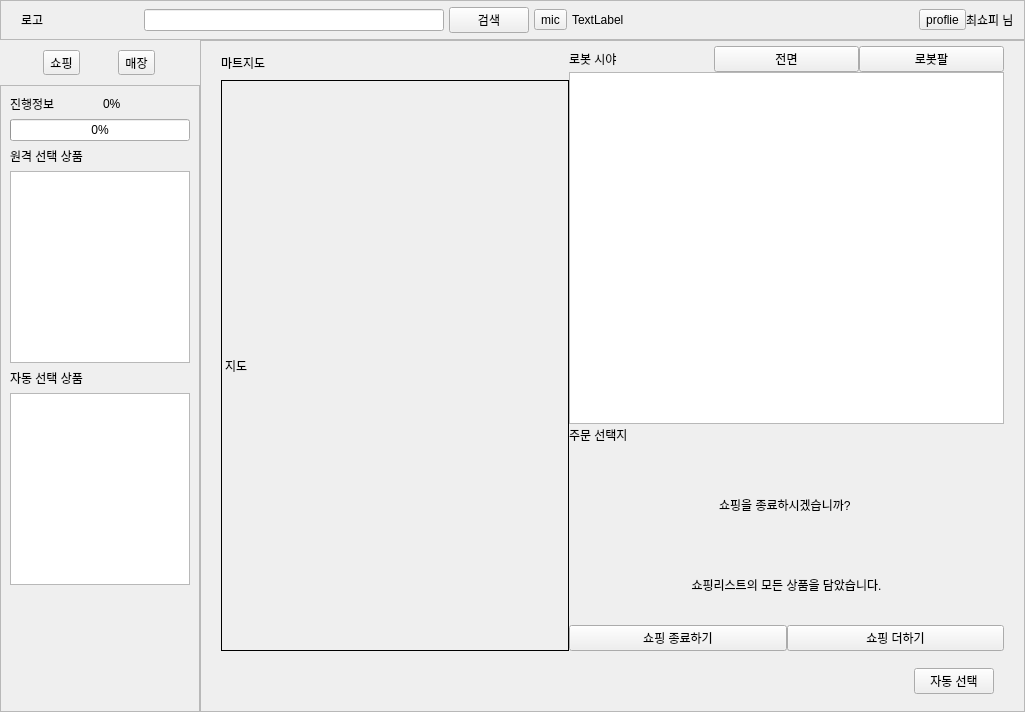
Above: shopee_ros2/src/shopee_app/shopee_app/ui/layout_user.ui from addinedu-roscamp-7th/roscamp-repo-1 before the change. Below: the same form after it.
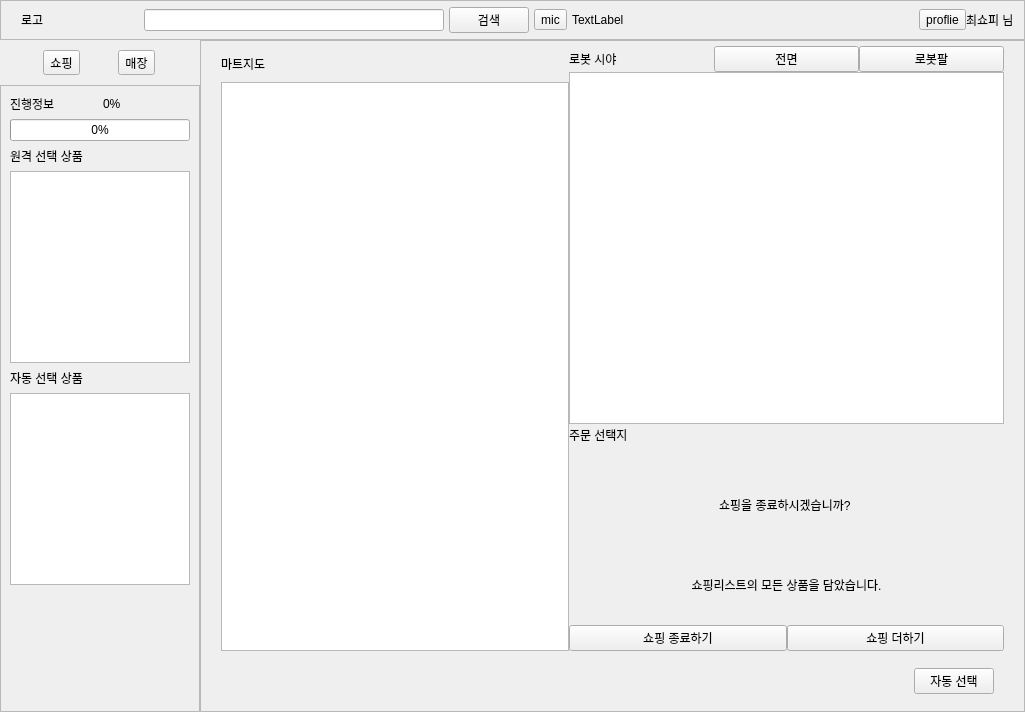
That is the form after the change. Icons and pictures are not drawn.

Commit message: [ShopeeApp] 지도 구현 초기 설정

```diff
--- a/shopee_ros2/src/shopee_app/shopee_app/ui/layout_user.ui
+++ b/shopee_ros2/src/shopee_app/shopee_app/ui/layout_user.ui
@@ -982,7 +982,7 @@
                 </property>
                 <item>
                  <widget class="QWidget" name="map_area" native="true">
-                  <layout class="QVBoxLayout" name="verticalLayout_12" stretch="1,17">
+                  <layout class="QVBoxLayout" name="verticalLayout_12" stretch="1,16">
                    <property name="spacing">
                     <number>0</number>
                    </property>
@@ -1006,14 +1006,7 @@
                     </widget>
                    </item>
                    <item>
-                    <widget class="QLabel" name="label_13">
-                     <property name="frameShape">
-                      <enum>QFrame::Panel</enum>
-                     </property>
-                     <property name="text">
-                      <string>지도</string>
-                     </property>
-                    </widget>
+                    <widget class="QGraphicsView" name="gv_map"/>
                    </item>
                   </layout>
                  </widget>
```
The commit also changes 7 other files.
